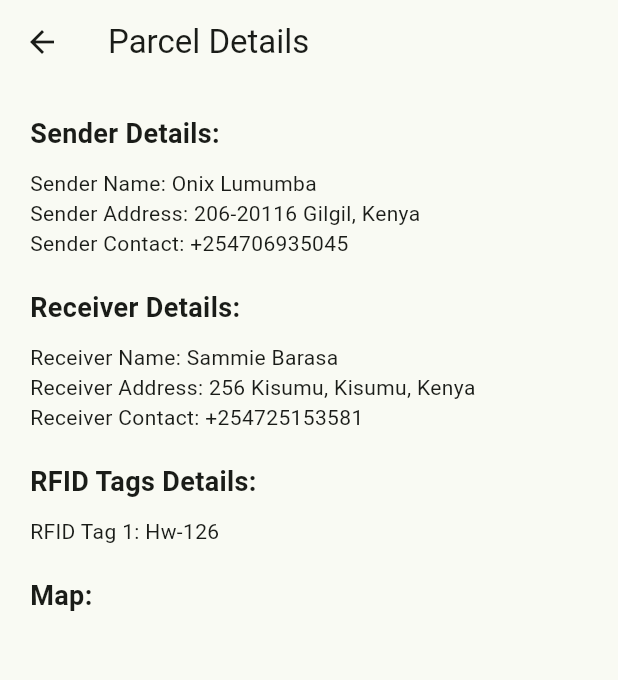
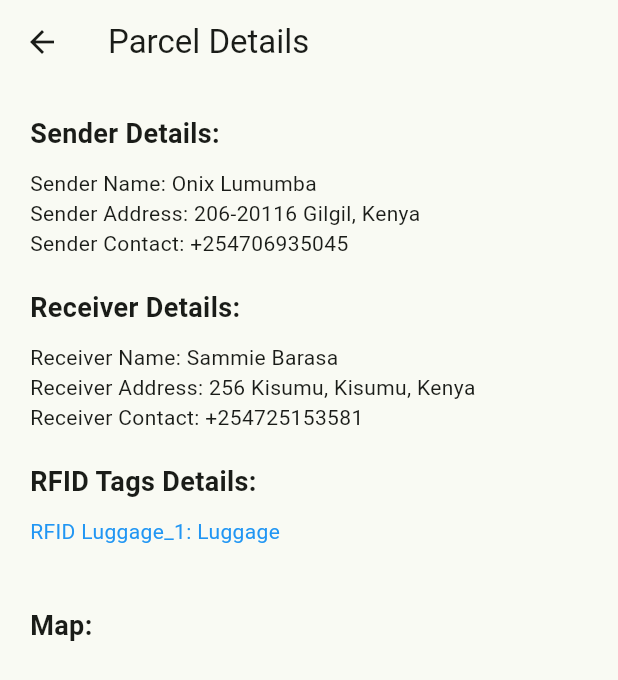
Before and after one commit to RayPhenom/geo_luggage_mystery, a Flutter app: the ParcelsScreen screen opened directly, on a phone screen of 412 x 824 dp. Shown: the top 680 px of the screen. Run offline on Flutter 3.47's test engine with Material 3 defaults, Android fonts, the light colour scheme and no system bars; our stand-ins replace carousel_slider, dots_indicator, firebase_auth, firebase_core, google_maps_flutter, icons_plus and 1 more; accounts and stored records are empty.

Commit message:
Updates on manifest

```diff
--- a/lib/main.dart
+++ b/lib/main.dart
@@ -88,10 +88,10 @@ class ThemeSwitcher extends InheritedWidget {
   final void Function(ThemeMode) changeTheme;
 
   const ThemeSwitcher({
-    Key? key,
+    super.key,
     required this.changeTheme,
-    required Widget child,
-  }) : super(key: key, child: child);
+    required super.child,
+  });
 
   static ThemeSwitcher? of(BuildContext context) {
     return context.dependOnInheritedWidgetOfExactType<ThemeSwitcher>();
--- a/lib/pages/help/help.dart
+++ b/lib/pages/help/help.dart
@@ -31,7 +31,7 @@ class HelpScreen extends StatelessWidget {
             ),
             const SizedBox(height: 20),
             const Text(
-              'Here you can find answers to frequently asked questions and get assistance.',
+              'Here you find answers to frequently asked questions and get assistance.',
               style: TextStyle(fontSize: 16),
             ),
             const SizedBox(height: 20),
@@ -105,7 +105,6 @@ class HelpScreen extends StatelessWidget {
             // Phone
             InkWell(
               onTap: () {
-                // Navigate to a specific URL or screen for Phone
                 _launchURL('tel:+254706935045');
               },
               child: const ListTile(
--- a/lib/pages/parcels/parcels.dart
+++ b/lib/pages/parcels/parcels.dart
@@ -1,7 +1,8 @@
 import 'dart:async';
-import 'package:flutter/foundation.dart';
 import 'package:flutter/material.dart';
 import 'package:google_maps_flutter/google_maps_flutter.dart';
+import 'package:flutter/services.dart';
+//import 'package:flutter_barcode_scanner/flutter_barcode_scanner.dart';
 
 class ParcelsScreen extends StatefulWidget {
   const ParcelsScreen({super.key});
@@ -16,6 +17,42 @@ class _ParcelsScreenState extends State<ParcelsScreen> {
   Completer<GoogleMapController>();
   final LatLng _center = const LatLng(-1.0986984, 36.9666969);
   bool _isMapLoaded = false;
+  String _scanBarcode = 'Luggage';
+
+  @override
+  void initState() {
+    super.initState();
+  }
+
+  // Function to scan QR code/RFID
+// This function initiates the QR code scanning process.
+  Future<void> scanQR() async {
+    // Declare a variable to store the result of the scan.
+    String barcodeScanRes;
+
+    // Use a try-catch block to handle potential errors during scanning.
+    try {
+      // Call the scanBarcode method from the FlutterBarcodeScanner package to initiate the scan.
+      // '#ff6666' specifies the color of the scan line.
+      // 'Cancel' is the text displayed on the cancel button.
+      // true enables the flash.
+      // ScanMode.QR specifies that we are scanning for QR codes.
+      //barcodeScanRes = await FlutterBarcodeScanner.scanBarcode(
+         // '#ff6666', 'Cancel', true, ScanMode.QR);
+    } on PlatformException {
+      // If a PlatformException occurs, set the result to an error message.
+      barcodeScanRes = 'Failed to get platform version.';
+    }
+
+    // Check if the widget is still mounted before updating the state.
+    // This prevents errors if the widget has been disposed of.
+    if (!mounted) return;
+
+    // Update the state with the result of the scan.
+    setState(() {
+     // _scanBarcode = barcodeScanRes;
+    });
+  }
 
   void _onMapCreated(GoogleMapController controller) {
     _controller.complete(controller);
@@ -71,7 +108,7 @@ class _ParcelsScreenState extends State<ParcelsScreen> {
                 ),
               ),
               const SizedBox(height: 10.0),
-              _buildRFIDDetails(),
+              _buildRFIDDetails(), // InkWell to trigger scanQR
               const SizedBox(height: 20.0),
               const Text(
                 'Map:',
@@ -90,24 +127,24 @@ class _ParcelsScreenState extends State<ParcelsScreen> {
   }
 
   Widget _buildSenderDetails() {
-    // Implement sender details widget
     return const Text(
         'Sender Name: Onix Lumumba\nSender Address: 206-20116 Gilgil, Kenya\nSender Contact: +254706935045');
   }
 
   Widget _buildReceiverDetails() {
-    // Implement receiver details widget
     return const Text(
         'Receiver Name: Sammie Barasa\nReceiver Address: 256 Kisumu, Kisumu, Kenya\nReceiver Contact: +254725153581');
   }
 
+  // Widget with InkWell to trigger QR/RFID scan
   Widget _buildRFIDDetails() {
-    // Implement RFID details widget
-    return const Text("RFID Tag 1: Hw-126");
+    return InkWell(
+        onTap: () => scanQR(), // Call scanQR on tap
+        child: Text('RFID Luggage_1: $_scanBarcode\n',
+            style: const TextStyle(color: Colors.blue)));
   }
 
   Widget _buildMap() {
-    // Implement map widget
     return SizedBox(
       height: 800.0,
       child: _isMapLoaded
--- a/pubspec.yaml
+++ b/pubspec.yaml
@@ -53,6 +53,7 @@ dependencies:
   shared_preferences: ^2.2.2
   shared_preferences_foundation:
   http: ^1.2.2
+  #flutter_barcode_scanner: ^2.0.0
 
 
 
```
Also changed, not shown: lib/screens/signin_screen.dart (+23 -9 lines), lib/screens/signup_screen.dart (+26 -4 lines), pubspec.lock, 1 other file.
